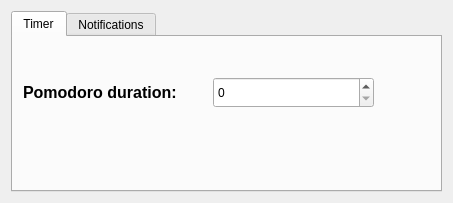
Above: ui/settingsdialog.ui from TiagoSBO/qt-pomodoro-timer before the change. Below: the same form after it.
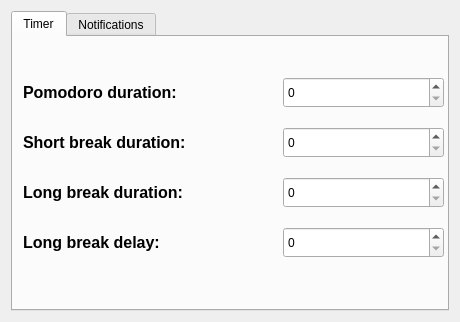
That is the form after the change.

```diff
--- a/ui/settingsdialog.ui
+++ b/ui/settingsdialog.ui
@@ -6,8 +6,8 @@
    <rect>
     <x>0</x>
     <y>0</y>
-    <width>453</width>
-    <height>203</height>
+    <width>460</width>
+    <height>322</height>
    </rect>
   </property>
   <property name="windowTitle">
@@ -38,7 +38,7 @@
       <widget class="QSpinBox" name="boxTimerDuration">
        <property name="geometry">
         <rect>
-         <x>200</x>
+         <x>270</x>
          <y>40</y>
          <width>161</width>
          <height>31</height>
@@ -64,6 +64,93 @@
         <string>Pomodoro duration:</string>
        </property>
       </widget>
+      <widget class="QLabel" name="label_shortBreakDuration">
+       <property name="geometry">
+        <rect>
+         <x>10</x>
+         <y>90</y>
+         <width>211</width>
+         <height>31</height>
+        </rect>
+       </property>
+       <property name="font">
+        <font>
+         <pointsize>12</pointsize>
+         <bold>true</bold>
+        </font>
+       </property>
+       <property name="text">
+        <string>Short break duration:</string>
+       </property>
+      </widget>
+      <widget class="QSpinBox" name="boxSetShortduration">
+       <property name="geometry">
+        <rect>
+         <x>270</x>
+         <y>90</y>
+         <width>161</width>
+         <height>31</height>
+        </rect>
+       </property>
+      </widget>
+      <widget class="QLabel" name="label_breakDuration">
+       <property name="geometry">
+        <rect>
+         <x>10</x>
+         <y>140</y>
+         <width>211</width>
+         <height>31</height>
+        </rect>
+       </property>
+       <property name="font">
+        <font>
+         <pointsize>12</pointsize>
+         <bold>true</bold>
+        </font>
+       </property>
+       <property name="text">
+        <string>Long break duration:</string>
+       </property>
+      </widget>
+      <widget class="QSpinBox" name="boxSetLongDuration">
+       <property name="geometry">
+        <rect>
+         <x>270</x>
+         <y>140</y>
+         <width>161</width>
+         <height>31</height>
+        </rect>
+       </property>
+      </widget>
+      <widget class="QLabel" name="label_longBreakDelay">
+       <property name="geometry">
+        <rect>
+         <x>10</x>
+         <y>190</y>
+         <width>211</width>
+         <height>31</height>
+        </rect>
+       </property>
+       <property name="font">
+        <font>
+         <pointsize>12</pointsize>
+         <bold>true</bold>
+        </font>
+       </property>
+       <property name="text">
+        <string>Long break delay:</string>
+       </property>
+      </widget>
+      <widget class="QSpinBox" name="boxSetDelayDuration">
+       <property name="geometry">
+        <rect>
+         <x>270</x>
+         <y>190</y>
+         <width>161</width>
+         <height>31</height>
+        </rect>
+       </property>
+      </widget>
      </widget>
      <widget class="QWidget" name="configNotifications">
       <attribute name="title">
```
Left out of the diff: 4 changed lines with no effect on the pictures.
